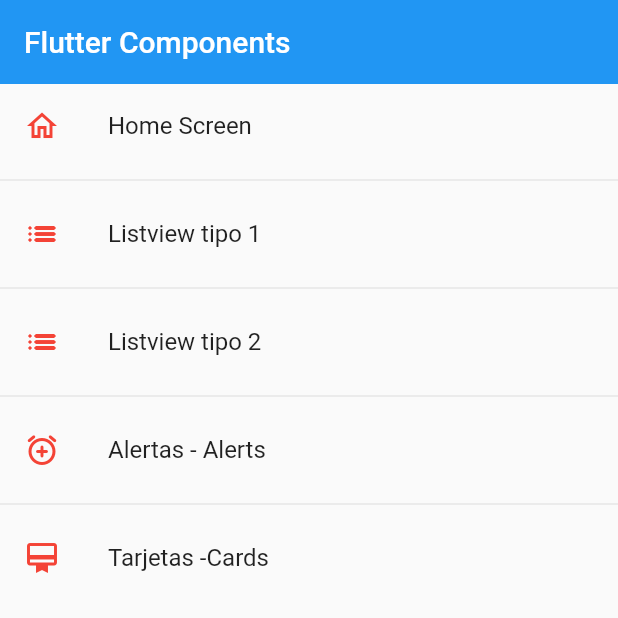
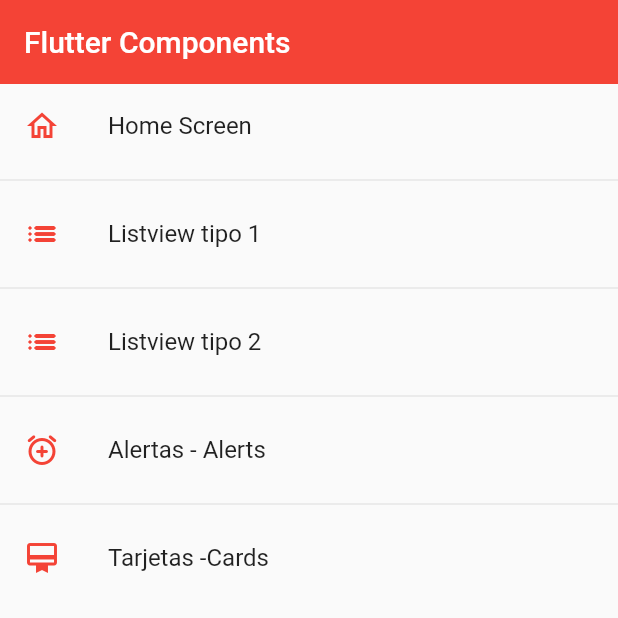
Before and after one commit to jperez331/flutter-components, a Flutter app: the screen it shows after launch, on a phone screen of 412 x 824 dp, the top half of it. Run offline on Flutter 3.47's test engine with Material 2 defaults, Android fonts, the phone set to English and light mode, and no system bars.

Commit message:
global theme for the app

```diff
--- a/lib/main.dart
+++ b/lib/main.dart
@@ -2,6 +2,7 @@ import 'package:flutter/material.dart';
 
 import 'package:flutter_components/router/app_routes.dart';
 import 'package:flutter_components/screens/screens.dart';
+import 'package:flutter_components/themes/app_theme.dart';
 
 void main() => runApp(MyApp());
 
@@ -11,11 +12,11 @@ class MyApp extends StatelessWidget {
   @override
   Widget build(BuildContext context) {
     return MaterialApp(
-      debugShowCheckedModeBanner: false,
-      title: 'Material App',
-      initialRoute: AppRoutes.initialRoute,
-      routes: AppRoutes.getAppRoutes(),
-      onGenerateRoute: AppRoutes.onGenerateRoute,
-    );
+        debugShowCheckedModeBanner: false,
+        title: 'Material App',
+        initialRoute: AppRoutes.initialRoute,
+        routes: AppRoutes.getAppRoutes(),
+        onGenerateRoute: AppRoutes.onGenerateRoute,
+        theme: AppTheme.lightTheme);
   }
 }
--- a/lib/screens/home_screen.dart
+++ b/lib/screens/home_screen.dart
@@ -1,6 +1,7 @@
 import 'package:flutter/material.dart';
-import 'package:flutter_components/models/menu_option.dart';
+
 import 'package:flutter_components/router/app_routes.dart';
+import 'package:flutter_components/themes/app_theme.dart';
 
 class HomeScreen extends StatelessWidget {
   const HomeScreen({Key? key}) : super(key: key);
@@ -18,7 +19,7 @@ class HomeScreen extends StatelessWidget {
             itemBuilder: (context, i) => ListTile(
                   leading: Icon(
                     menuOptions[i].icon,
-                    color: Colors.red,
+                    color: AppTheme.primary,
                   ),
                   title: Text(menuOptions[i].name),
                   onTap: () {
--- a/lib/screens/listview2_screen.dart
+++ b/lib/screens/listview2_screen.dart
@@ -15,8 +15,6 @@ class Listview2Screen extends StatelessWidget {
     return Scaffold(
         appBar: AppBar(
           title: const Text('Listview 2'),
-          elevation: 0,
-          backgroundColor: Colors.red[700],
         ),
         body: ListView.separated(
           itemCount: options.length,
--- /dev/null
+++ b/lib/themes/app_theme.dart
@@ -0,0 +1,12 @@
+import 'package:flutter/material.dart';
+
+class AppTheme {
+  static const Color primary = Colors.red;
+  static final ThemeData lightTheme = ThemeData.light().copyWith(
+      primaryColor: primary,
+      appBarTheme: const AppBarTheme(color: primary, elevation: 0));
+  static final ThemeData darkTheme = ThemeData.dark().copyWith(
+      primaryColor: primary,
+      appBarTheme: const AppBarTheme(color: primary, elevation: 0),
+      scaffoldBackgroundColor: Colors.black);
+}
```
